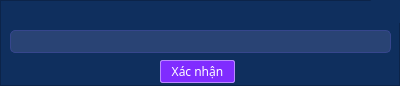
Old version of the form theme/deletefolder.ui in the repository im-dlam/PyQt5.AppManageMMO.
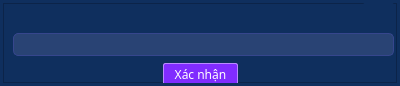
New version of the form. Icons and pictures are not drawn.

Patch:
```diff
--- a/theme/deletefolder.ui
+++ b/theme/deletefolder.ui
@@ -26,24 +26,24 @@
    <string>Delete Category</string>
   </property>
   <property name="styleSheet">
-   <string notr="true">background-color: rgb(237, 234, 255);</string>
+   <string notr="true">background-color: rgb(15, 47, 94);</string>
   </property>
   <widget class="QWidget" name="centralwidget">
    <layout class="QHBoxLayout" name="horizontalLayout">
     <property name="spacing">
-     <number>0</number>
+     <number>3</number>
     </property>
     <property name="leftMargin">
-     <number>0</number>
+     <number>3</number>
     </property>
     <property name="topMargin">
-     <number>0</number>
+     <number>3</number>
     </property>
     <property name="rightMargin">
-     <number>0</number>
+     <number>3</number>
     </property>
     <property name="bottomMargin">
-     <number>0</number>
+     <number>3</number>
     </property>
     <item>
      <widget class="QFrame" name="frame">
@@ -134,7 +134,7 @@
       <widget class="QPushButton" name="btn_close">
        <property name="geometry">
         <rect>
-         <x>370</x>
+         <x>360</x>
          <y>0</y>
          <width>31</width>
          <height>23</height>
```
